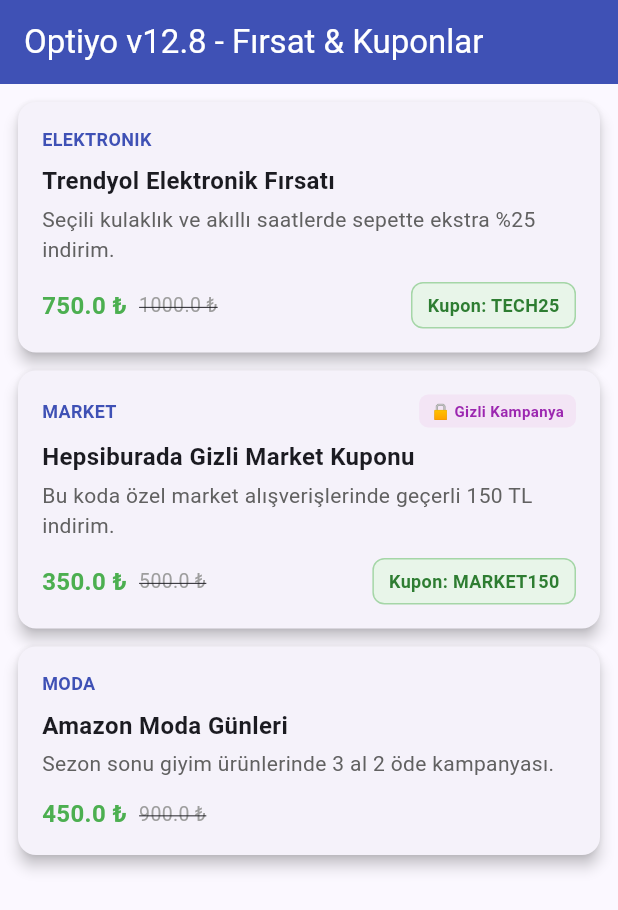
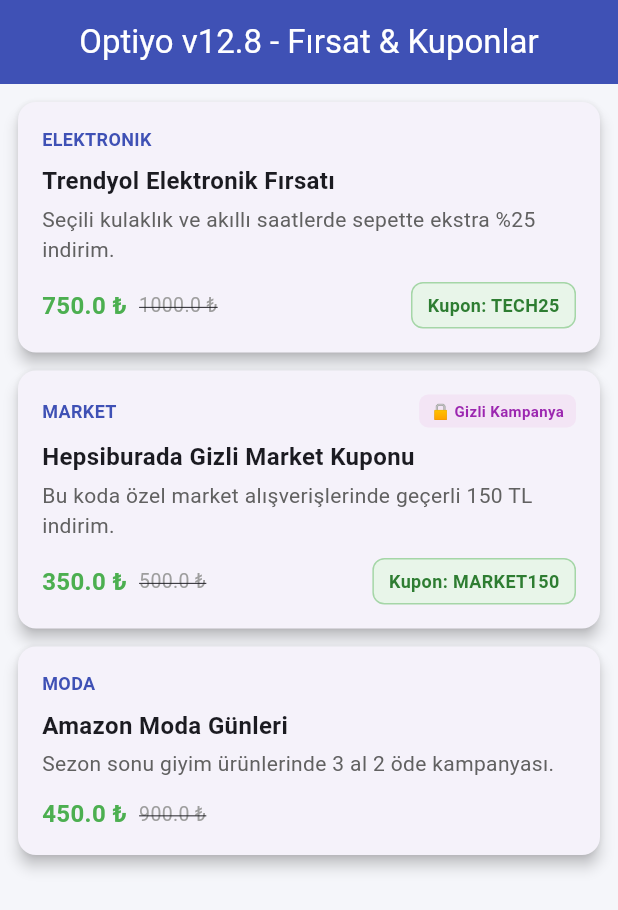
Before and after one commit to sefabaytar5-code/Optiyo, a Flutter app: the screen it shows after launch, on a phone screen of 412 x 824 dp. Shown: the top 910 px of the screen. Run offline on Flutter 3.47's test engine with Material 3 defaults, Android fonts, the phone set to English and light mode, and no system bars; our stand-ins replace flutter_riverpod.

Commit message:
Update main.dart

```diff
--- a/lib/main.dart
+++ b/lib/main.dart
@@ -1,5 +1,6 @@
 import 'package:flutter/material.dart';
 import 'package:flutter_riverpod/flutter_riverpod.dart';
+import 'core/theme.dart';
 import 'features/shopping/presentation/screens/home_screen.dart';
 
 void main() {
@@ -18,10 +19,7 @@
     return MaterialApp(
       debugShowCheckedModeBanner: false,
       title: 'Optiyo v12.8',
-      theme: ThemeData(
-        colorScheme: ColorScheme.fromSeed(seedColor: Colors.indigo),
-        useMaterial3: true,
-      ),
+      theme: AppTheme.lightTheme,
       home: const HomeScreen(),
     );
   }
```
